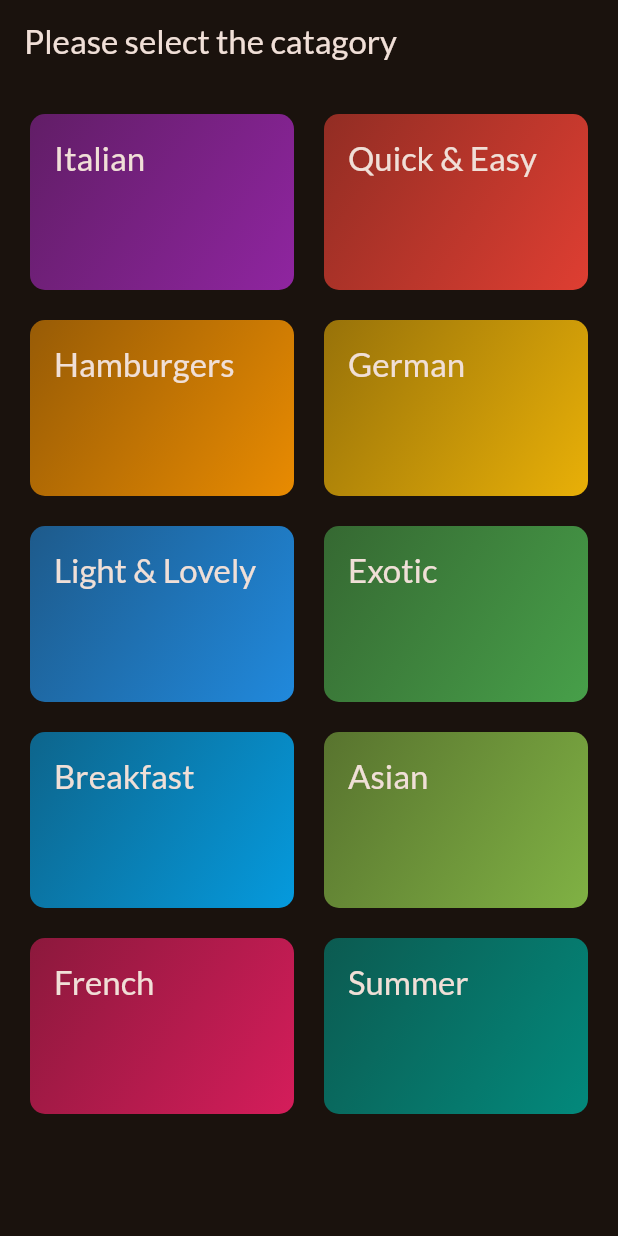
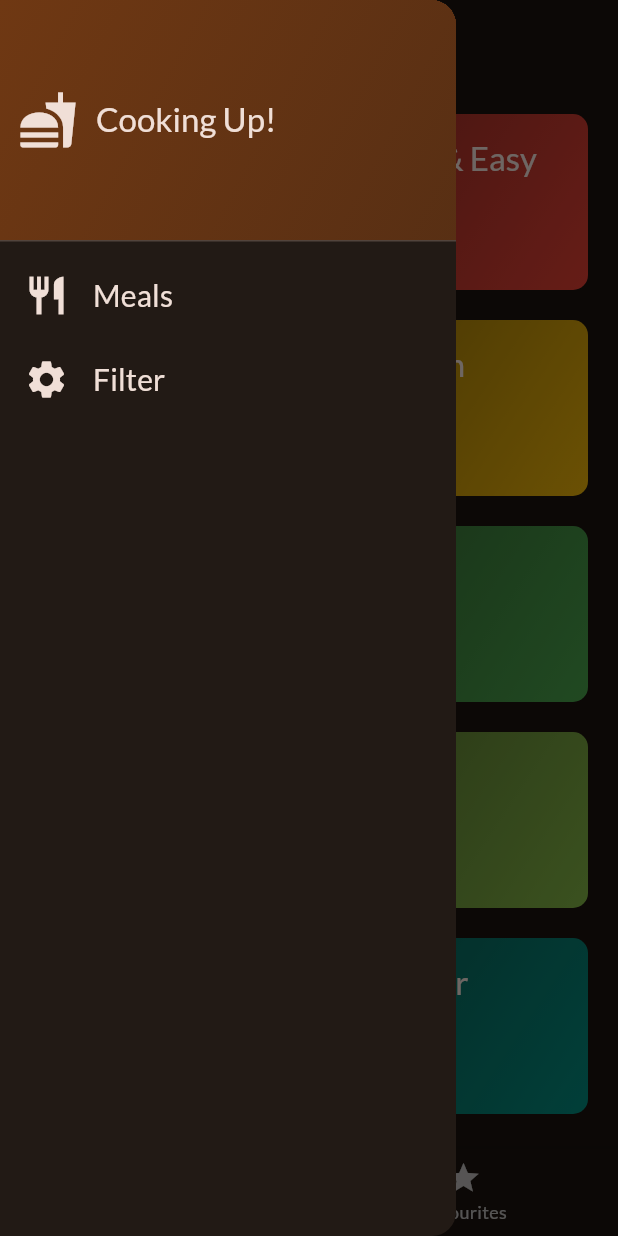
Before and after one commit to SandyCooper/Flutter-Meals-Application, a Flutter app: the screen it shows after launch, with the side drawer open (before the commit the screen has no drawer), on a phone screen of 412 x 824 dp. Run offline on Flutter 3.47's test engine with Material 2 defaults, Android fonts, the phone set to English and light mode, and no system bars; our stand-ins replace google_fonts, transparent_image.

Commit message:
use Stack widget, adding navigation meal item, Adding Tab based screen, passing function to multi layer of widget, Adding SideDrawer widget, learn Replacing the screen insteaad of pushing, use WillPopScope widget to carry the data when popout of the screen, Applying filter logic, use initState() in a statefullwidget, use SwitchListTile widget, and use ListTile widget in drawer

```diff
--- a/lib/main.dart
+++ b/lib/main.dart
@@ -2,7 +2,8 @@ import 'package:flutter/material.dart';
 
 import 'package:google_fonts/google_fonts.dart';
 // import 'package:meals_app/data/dummy_data.dart';
-import 'package:meals_app/screen/catagories_screen.dart';
+// import 'package:meals_app/screen/catagories_screen.dart';
+import 'package:meals_app/screen/tabs_screen.dart';
 // import 'package:meals_app/screen/meals_screen.dart';
 
 final theme = ThemeData(
@@ -25,7 +26,7 @@ class App extends StatelessWidget {
   Widget build(BuildContext context) {
     return MaterialApp(
       theme: theme,
-      home: const CatagoriesScreen(),
+      home: const TabsScreen(),
     );
   }
 }
--- a/lib/screen/catagories_screen.dart
+++ b/lib/screen/catagories_screen.dart
@@ -1,22 +1,33 @@
 import 'package:flutter/material.dart';
 import 'package:meals_app/data/dummy_data.dart';
+import 'package:meals_app/model/Meal.dart';
 import 'package:meals_app/model/catagory.dart';
 import 'package:meals_app/screen/meals_screen.dart';
 import 'package:meals_app/widget/catagory_grid_item.dart';
 
 class CatagoriesScreen extends StatelessWidget {
-  const CatagoriesScreen({super.key});
+  const CatagoriesScreen({
+    super.key,
+    required this.onSelectedFavourite,
+    required this.onSelectedFilter,
+  });
+
+  final void Function(Meal meal) onSelectedFavourite;
+  final List<Meal> onSelectedFilter;
 
   void selectCatagory(BuildContext context, Catagory catagory) {
-    final filteredMeals = dummyMeals.where(
+    final filteredMeals = onSelectedFilter
+        .where(
           (meal) => meal.categories.contains(catagory.id),
-    ).toList();
+        )
+        .toList();
 
     Navigator.of(context).push(
       MaterialPageRoute(
         builder: (ctx) => MealsScreen(
           title: catagory.title,
           meals: filteredMeals,
+          onSelectedFavourite: onSelectedFavourite,
         ),
       ),
     );
@@ -24,11 +35,7 @@ class CatagoriesScreen extends StatelessWidget {
 
   @override
   Widget build(context) {
-    return Scaffold(
-      appBar: AppBar(
-        title: const Text("Please select the catagory"),
-      ),
-      body: GridView(
+    return GridView(
       padding: const EdgeInsets.all(20),
       gridDelegate: const SliverGridDelegateWithFixedCrossAxisCount(
         crossAxisCount: 2,
@@ -41,11 +48,10 @@ class CatagoriesScreen extends StatelessWidget {
           CatagoryGridItem(
             catagory: catagory,
             onSelectCatagory: () {
-                selectCatagory(context,catagory);
+              selectCatagory(context, catagory);
             },
           ),
       ],
-      ),
     );
   }
 }
--- /dev/null
+++ b/lib/screen/tabs_screen.dart
@@ -0,0 +1,145 @@
+import 'package:flutter/material.dart';
+import 'package:meals_app/data/dummy_data.dart';
+import 'package:meals_app/model/Meal.dart';
+import 'package:meals_app/screen/catagories_screen.dart';
+import 'package:meals_app/screen/filters_screen.dart';
+import 'package:meals_app/screen/meals_screen.dart';
+import 'package:meals_app/widget/main_drawer.dart';
+
+const kFilteredMeal = {
+  Filter.glutenFree: false,
+  Filter.lactosFree: false,
+  Filter.vegitarian: false,
+  Filter.vegan: false,
+};
+
+class TabsScreen extends StatefulWidget {
+  const TabsScreen({super.key});
+
+  @override
+  State<TabsScreen> createState() {
+    return _TabsScreenState();
+  }
+}
+
+class _TabsScreenState extends State<TabsScreen> {
+  int selectedPageIndex = 0;
+  final List<Meal> favouriteMeal = [];
+  Map<Filter, bool> selectedMeal = kFilteredMeal;
+
+  void selectedScreenDrawer(String identifier) async {
+    Navigator.of(context).pop();
+    if (identifier == "filters") {
+      // Navigator.of(context).pushReplacement(
+      //   MaterialPageRoute(
+      //     builder: (ctx) => const FiltersScreen(),
+      //   ),
+      // );
+      final result = await Navigator.of(context).push<Map<Filter, bool>>(
+        MaterialPageRoute(
+          builder: (ctx) => FiltersScreen(currentFilter: selectedMeal,),
+        ),
+      );
+      setState(() {
+        selectedMeal = result ?? kFilteredMeal;
+      });
+    }
+  }
+
+  void selectedPage(index) {
+    setState(() {
+      selectedPageIndex = index;
+    });
+  }
+
+  void showInfoMessage(String message) {
+    ScaffoldMessenger.of(context).clearSnackBars();
+    ScaffoldMessenger.of(context).showSnackBar(
+      SnackBar(
+        content: Text(
+          message,
+        ),
+      ),
+    );
+  }
+
+  void toggleFavouriteMealStatus(Meal meal) {
+    final isExisting = favouriteMeal.contains(meal);
+
+    if (isExisting) {
+      setState(() {
+        favouriteMeal.remove(meal);
+        showInfoMessage("Meal no longer a Favourite");
+      });
+    } else {
+      setState(() {
+        favouriteMeal.add(meal);
+        showInfoMessage("Meal now added to Favourite");
+      });
+    }
+  }
+
+  @override
+  Widget build(context) {
+    final availableFilteredMeal = dummyMeals.where((meal) {
+      if (selectedMeal[Filter.glutenFree]! && !meal.isGlutenFree) {
+        return false;
+      }
+      if (selectedMeal[Filter.lactosFree]! && !meal.isLactoseFree) {
+        return false;
+      }
+      if (selectedMeal[Filter.vegitarian]! && !meal.isVegetarian) {
+        return false;
+      }
+      if (selectedMeal[Filter.vegan]! && !meal.isVegan) {
+        return false;
+      }
+      return true;
+    }).toList();
+
+    Widget activeScreen = CatagoriesScreen(
+      onSelectedFavourite: toggleFavouriteMealStatus,
+      onSelectedFilter: availableFilteredMeal,
+    );
+    var activePageTitle = "Catagories";
+
+    if (selectedPageIndex == 1) {
+      activeScreen = MealsScreen(
+        meals: favouriteMeal,
+        onSelectedFavourite: toggleFavouriteMealStatus,
+      );
+
+      activePageTitle = "Your Favourites";
+    }
+
+    return Scaffold(
+      appBar: AppBar(
+        title: Text(activePageTitle),
+      ),
+      drawer: MainDrawer(
+        onSelectedScreen: selectedScreenDrawer,
+      ),
+      body: activeScreen,
+      bottomNavigationBar: BottomNavigationBar(
+        onTap: (index) {
+          selectedPage(index);
+        },
+        currentIndex: selectedPageIndex,
+        items: const [
+          BottomNavigationBarItem(
+            icon: Icon(
+              Icons.set_meal,
+            ),
+            label: "Catagories",
+          ),
+          BottomNavigationBarItem(
+            icon: Icon(
+              Icons.star,
+            ),
+            label: "Favourites",
+          ),
+        ],
+      ),
+    );
+  }
+}
--- /dev/null
+++ b/lib/widget/main_drawer.dart
@@ -0,0 +1,86 @@
+import 'package:flutter/material.dart';
+
+class MainDrawer extends StatelessWidget {
+  const MainDrawer({
+    super.key,
+    required this.onSelectedScreen,
+  });
+
+  final void Function(String identifier) onSelectedScreen;
+
+  @override
+  Widget build(context) {
+    return Drawer(
+      child: Column(
+        children: [
+          DrawerHeader(
+            padding: const EdgeInsets.all(12),
+            decoration: BoxDecoration(
+              gradient: LinearGradient(
+                colors: [
+                  Theme.of(context).colorScheme.primaryContainer,
+                  Theme.of(context)
+                      .colorScheme
+                      .primaryContainer
+                      .withOpacity(0.7),
+                ],
+                begin: Alignment.topLeft,
+                end: Alignment.bottomRight,
+              ),
+            ),
+            child: Row(
+              children: [
+                Icon(
+                  Icons.fastfood,
+                  size: 40,
+                  color: Theme.of(context).colorScheme.onBackground,
+                ),
+                const SizedBox(width: 12),
+                Text(
+                  "Cooking Up!",
+                  style: Theme.of(context).textTheme.titleLarge!.copyWith(
+                        color: Theme.of(context).colorScheme.onBackground,
+                      ),
+                ),
+              ],
+            ),
+          ),
+          ListTile(
+            leading: Icon(
+              Icons.restaurant,
+              size: 30,
+              color: Theme.of(context).colorScheme.onBackground,
+            ),
+            title: Text(
+              "Meals",
+              style: Theme.of(context).textTheme.titleSmall!.copyWith(
+                    color: Theme.of(context).colorScheme.onBackground,
+                    fontSize: 20,
+                  ),
+            ),
+            onTap: () {
+              onSelectedScreen("meals");
+            },
+          ),
+          ListTile(
+            leading: Icon(
+              Icons.settings,
+              size: 30,
+              color: Theme.of(context).colorScheme.onBackground,
+            ),
+            title: Text(
+              "Filter",
+              style: Theme.of(context).textTheme.titleSmall!.copyWith(
+                    color: Theme.of(context).colorScheme.onBackground,
+                    fontSize: 20,
+                  ),
+            ),
+            onTap: () {
+              onSelectedScreen("filters");
+            },
+          ),
+        ],
+      ),
+    );
+  }
+}
--- a/pubspec.yaml
+++ b/pubspec.yaml
@@ -36,6 +36,7 @@ dependencies:
   # Use with the CupertinoIcons class for iOS style icons.
   cupertino_icons: ^1.0.2
   google_fonts: ^5.1.0
+  transparent_image: ^2.0.1
 
 dev_dependencies:
   flutter_test:
```
Also changed, not shown: lib/screen/filters_screen.dart (added, +152 -0 lines), lib/screen/meal_details_screen.dart (added, +88 -0 lines), lib/screen/meals_screen.dart (+26 -4 lines), lib/widget/meal_item_trait.dart (added, +31 -0 lines), lib/widget/meal_iten.dart (added, +105 -0 lines), flutter_01.png (added), flutter_02.png (added), pubspec.lock. Lines whose indentation alone changed are shown as unchanged.
